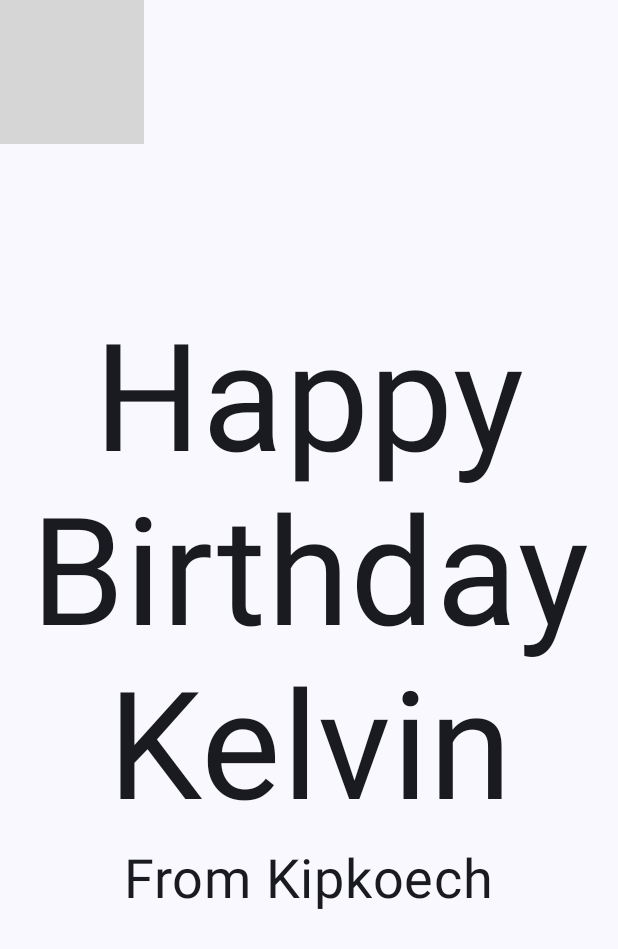
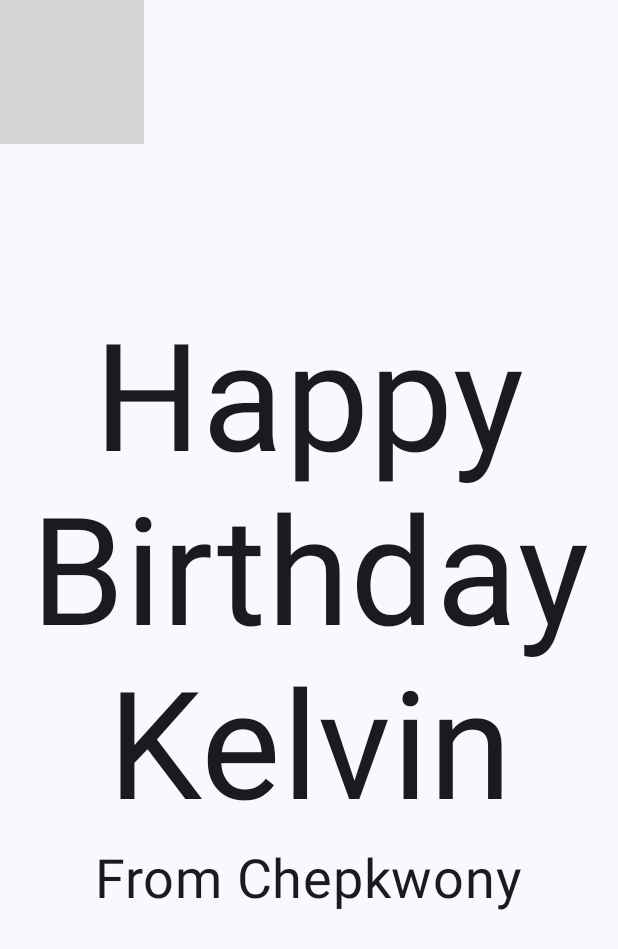
Before and after one commit to kipkoechke/kotlin, an Android app built with Jetpack Compose: the screen it shows after launch (MainActivity), on a phone screen of 412 x 824 dp. Shown: the top 949 px of the screen. Run offline under Robolectric (Android 15) with nearby library versions, the phone set to English and light mode, and no system bars; grey boxes are pictures that could not be loaded.

Commit message:
Extracted strings to resource manager

```diff
--- a/HappyBirthday/app/src/main/java/com/example/happybirthday/MainActivity.kt
+++ b/HappyBirthday/app/src/main/java/com/example/happybirthday/MainActivity.kt
@@ -35,7 +35,7 @@ class MainActivity : ComponentActivity() {
                 ) {
                     GreetingImage(
                         message = getString(R.string.happy_birthday_text),
-                        from = getString(R.string.from_kipkoech),
+                        from = getString(R.string.signature_text),
                     )
                 }
             }
@@ -82,7 +82,7 @@ fun GreetingPreview() {
     HappyBirthdayTheme {
         GreetingImage(
             message = stringResource(R.string.happy_birthday_text),
-            from = stringResource(R.string.from_kipkoech)
+            from = stringResource(R.string.signature_text)
 
         )
     }
--- a/HappyBirthday/app/src/main/res/values/strings.xml
+++ b/HappyBirthday/app/src/main/res/values/strings.xml
@@ -1,5 +1,5 @@
 <resources>
     <string name="app_name">Happy Birthday</string>
     <string name="happy_birthday_text">Happy Birthday Kelvin</string>
-    <string name="from_kipkoech">From Kipkoech</string>
+    <string name="signature_text">From Chepkwony</string>
 </resources>
```
